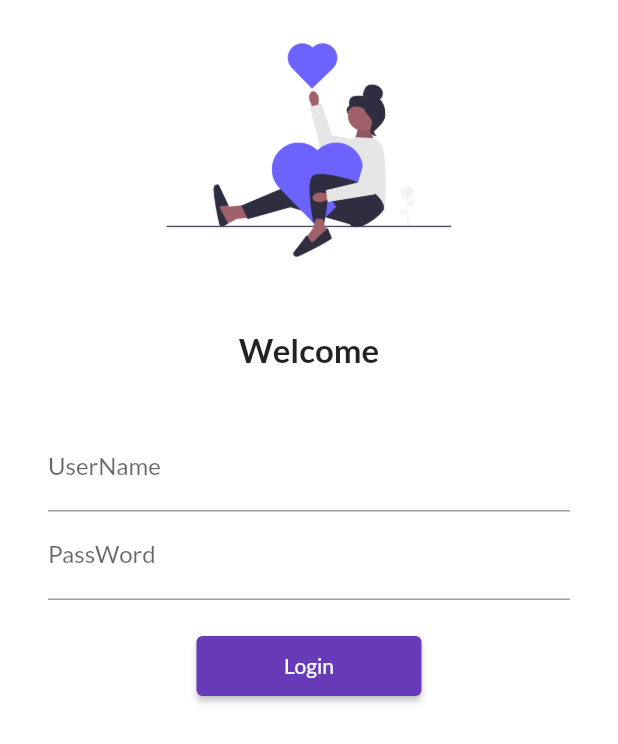
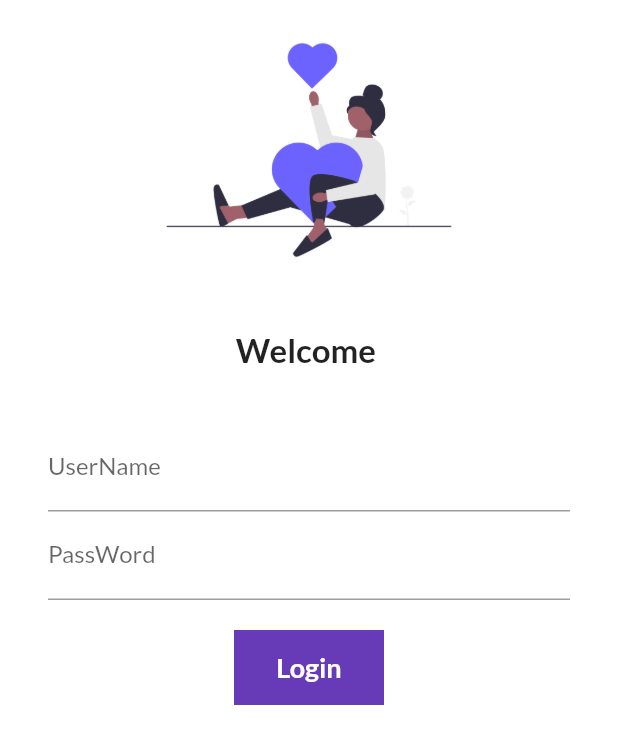
Before and after one commit to saurabhkalia5/First-Flutter-App, a Flutter app: the screen it shows after launch, on a phone screen of 412 x 824 dp. Shown: the top 744 px of the screen. Run offline on Flutter 3.47's test engine with Material 2 defaults, Android fonts, the phone set to English and light mode, and no system bars; our stand-ins replace google_fonts.

Commit message:
Update login_page.dart

```diff
--- a/lib/pages/login_page.dart
+++ b/lib/pages/login_page.dart
@@ -3,10 +3,17 @@
 import 'package:flutter/material.dart';
 import 'package:flutter_application_1/utils/routes.dart';
 
-class Login extends StatelessWidget {
+class Login extends StatefulWidget {
   const Login({super.key});
 
   @override
+  State<Login> createState() => _LoginState();
+}
+
+class _LoginState extends State<Login> {
+  @override
+
+  String name = "";
   Widget build(BuildContext context) {
 
     int date = DateTime.friday;
@@ -22,7 +29,7 @@ class Login extends StatelessWidget {
             width: 20.0,
           ),
           Text(
-            "Welcome",
+            "Welcome $name",
             style: TextStyle(
               fontSize: 22,
               fontWeight: FontWeight.bold,
@@ -41,6 +48,10 @@ class Login extends StatelessWidget {
               hintText: "Enter Username",
               labelText: "UserName",
             ),
+            onChanged: (value) => {
+              name = value,
+              setState((){}),
+            },
           ),
           TextFormField(
             obscureText:true,
@@ -53,9 +64,16 @@ class Login extends StatelessWidget {
             height: 20.0,
             width: 20.0,
           ),
-          ElevatedButton(onPressed: (){Navigator.pushNamed(context, MyRoutes.homeRoute);},style: TextButton.styleFrom(
-            minimumSize: Size(150,40),
-          ), child: Text("Login")),
+          // ElevatedButton(onPressed: (){Navigator.pushNamed(context, MyRoutes.homeRoute);},style: TextButton.styleFrom(
+          //   minimumSize: Size(150,40),
+          // ), child: Text("Login")),
+          Container(
+            width: 100,
+            height: 50,
+            alignment: Alignment.center,
+            color: Colors.deepPurple,
+            child: Text("Login",style: TextStyle(color: Colors.white,fontWeight: FontWeight.bold,fontSize: 18),),
+          ),
 
           ],))
 
```
